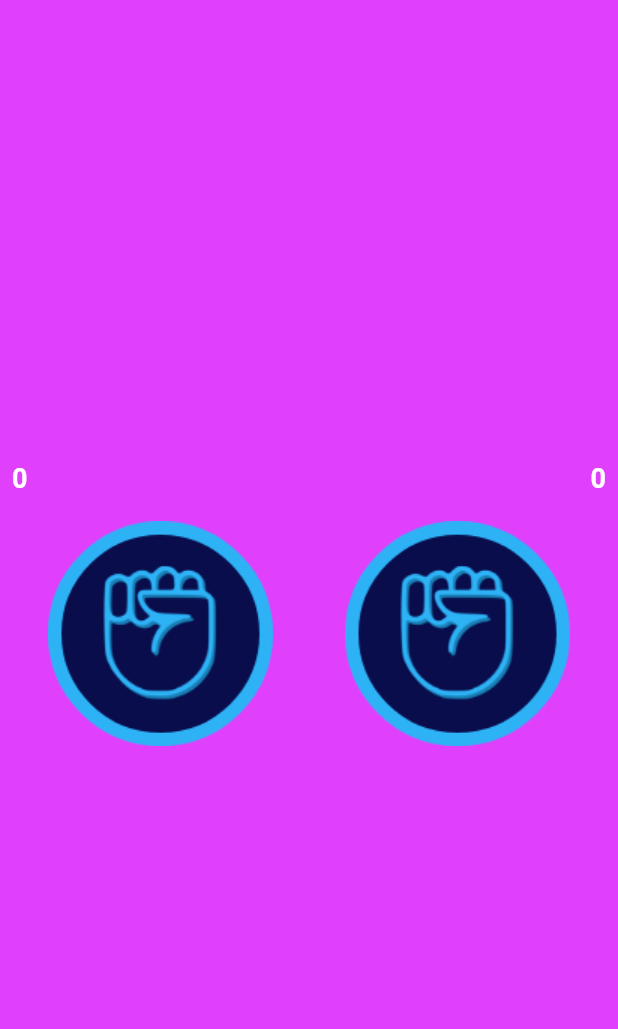
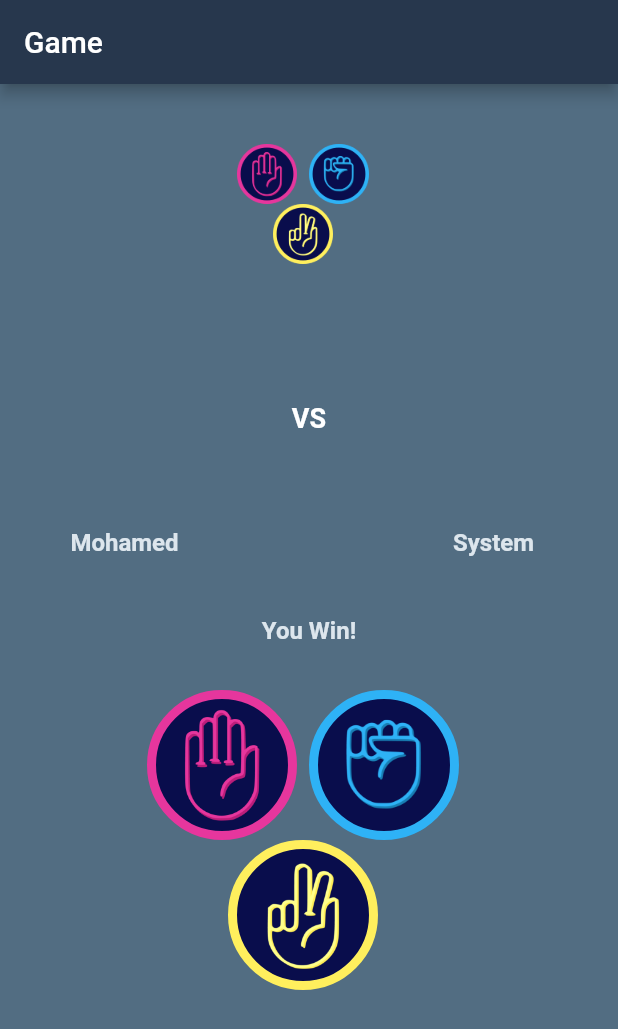
Before and after one commit to hamo3d/assignment6_mohamed_abed_all, a Flutter app: the screen it shows after launch, on a phone screen of 412 x 824 dp. Shown: the top 1029 px of the screen. Run offline on Flutter 3.47's test engine with Material 2 defaults, Android fonts, the phone set to English and light mode, and no system bars.

Commit message:
update code

```diff
--- /dev/null
+++ b/lib/animate.dart
@@ -0,0 +1,58 @@
+import 'dart:async';
+
+import 'package:flutter/material.dart';
+
+void main() => runApp(const MyAnimate());
+
+class MyAnimate extends StatefulWidget {
+  const MyAnimate({Key? key}) : super(key: key);
+
+  @override
+  State<MyAnimate> createState() => _MyAnimateState();
+}
+
+class _MyAnimateState extends State<MyAnimate> {
+  double scale = 1;
+  double turns = 0;
+
+
+  Duration duration = const Duration(milliseconds: 250);
+
+  @override
+  Widget build(BuildContext context) {
+    return MaterialApp(
+      home: Scaffold(
+        body: Center(
+          child: AnimatedRotation(
+            turns: turns,
+            duration: Duration(seconds: 2),
+            curve: Curves.fastLinearToSlowEaseIn,
+            child: AnimatedScale(
+              duration: duration,
+              scale: scale,
+              // curve: Curves.easeInBack,
+              child: TextButton(
+                onPressed: () {
+                  setState(() {
+                    scale = 2;
+                    turns += 1;
+                  });
+
+                  Timer(duration, () {
+                    setState(() {
+                      scale = 1;
+                      turns += 1 ;
+                    });
+                  });
+                },
+                child: const Icon(
+                  Icons.access_alarm,size: 56,
+                ),
+              ),
+            ),
+          ),
+        ),
+      ),
+    );
+  }
+}
--- a/lib/main.dart
+++ b/lib/main.dart
@@ -1,3 +1,4 @@
+import 'dart:async';
 import 'dart:math';
 
 import 'package:flutter/material.dart';
@@ -13,8 +14,12 @@ class MyApp extends StatefulWidget {
 
 int start = 1;
 int end = 1;
-int _user = 0;
-int _com = 0;
+
+double scale = 1;
+double scaleSystem = 0;
+double scaleMohamed = 0;
+double turns = 0;
+
 
 class _MyAppState extends State<MyApp> {
   @override
@@ -22,7 +27,7 @@ class _MyAppState extends State<MyApp> {
     // TODO: implement initState
     super.initState();
     start = Random().nextInt(3) + 1;
-    end = Random().nextInt(3) + 1;
+
   }
 
   @override
@@ -30,72 +35,189 @@ class _MyAppState extends State<MyApp> {
     return MaterialApp(
       debugShowCheckedModeBanner: false,
       home: Scaffold(
-        backgroundColor: Colors.purpleAccent,
-        body: SafeArea(
-          child: Padding(
-            padding: const EdgeInsets.all(8.0),
+        backgroundColor: const Color(0xff526D82),
+        appBar: AppBar(
+          backgroundColor: const Color(0xff27374D),
+          title: const Text("Game"),
+        ),
+        body: Padding(
+          padding: const EdgeInsets.symmetric(vertical: 40),
           child: Column(
-              crossAxisAlignment: CrossAxisAlignment.center,
+            children: [
+              AnimatedRotation(
+                turns: turns,
+                duration: Duration(seconds: 2),
+                curve: Curves.decelerate,
+                child: AnimatedScale(
+                  scale: scale,
+                  duration: Duration(seconds: 1),
+                  child: Column(
+                    children: [
+                      Row(
                         mainAxisAlignment: MainAxisAlignment.center,
                         children: [
-                Row(
+                          Container(
+                            margin: const EdgeInsets.only(right: 8),
+                            width: 40,
+                            height: 40,
+                            child: Image.asset("images/paper_1.png"),
+                          ),
+                          Container(
+                            margin: const EdgeInsets.only(right: 8),
+                            width: 40,
+                            height: 40,
+                            child: Image.asset("images/paper_2.png"),
+                          ),
+                        ],
+                      ),
+                      Column(
+                        mainAxisAlignment: MainAxisAlignment.center,
+                        children: [
+                          Container(
+                            margin: const EdgeInsets.only(right: 8),
+                            width: 40,
+                            height: 40,
+                            child: Image.asset("images/paper_3.png"),
+                          ),
+                    ],
+                  )
+
+                    ],
+                  ),
+                ),
+              ),
+              Padding(
+                padding: const EdgeInsetsDirectional.symmetric(vertical: 10),
+                child: Row(
                   mainAxisAlignment: MainAxisAlignment.spaceBetween,
                   children: [
-                    Text(
-                      _user.toString(),
-                      style: TextStyle(
-                          fontWeight: FontWeight.bold,
-                          fontSize: 18,
-                          color: Colors.white),
-                    ),
-                    Text(_com.toString(),
-                        style: TextStyle(
-                            fontWeight: FontWeight.bold,
-                            fontSize: 18,
-                            color: Colors.white)),
-                  ],
-                ),
-                Padding(
-                  padding: EdgeInsetsDirectional.symmetric(vertical: 10),
-                  child: Row(
+                    Column(
                       children: [
-                      Expanded(
+                        AnimatedScale(
+                          scale: scaleSystem,
+                          duration: Duration(seconds: 1),
                           child: TextButton(
                             onPressed: () {
                               setState(() {
-                              start = Random().nextInt(3) + 1;
-                              end = Random().nextInt(3) + 1;
-                              if(start == 1 && end == 2){
-                                _user++;
-                              }else if(end == 1 && start == 2){
-                                _com++;
-                              }
+
                               });
                             },
                             child: Image.asset("images/paper_$start.png"),
                           ),
                         ),
-                      Expanded(
+                        const SizedBox(
+                          width: 10,
+                        ),
+                        const Text(
+                          "Mohamed",
+                          style: TextStyle(
+                              color: Color(0xffDDE6ED),
+                              fontWeight: FontWeight.bold,
+                              fontSize: 16),
+                        ),
+                      ],
+                    ),
+                    const Text(
+                      "VS",
+                      style: TextStyle(
+                          color: Colors.white,
+                          fontSize: 18,
+                          fontWeight: FontWeight.bold),
+                    ),
+                    Column(
+                      children: [
+                        AnimatedScale(
+                          scale: scaleSystem,
+                          duration: Duration(seconds: 1),
                           child: TextButton(
                             onPressed: () {
                               setState(() {
+                                }
+                              );
+                            },
+                            child: Image.asset("images/paper_$end.png"),
+                          ),
+                        ),
+                        const SizedBox(
+                          width: 10,
+                        ),
+                        const Text(
+                          "System",
+                          style: TextStyle(
+                              color: Color(0xffDDE6ED),
+                              fontWeight: FontWeight.bold,
+                              fontSize: 16),
+                        ),
+                      ],
+                    )
+                  ],
+                ),
+              ),
+              const SizedBox(
+                height: 30,
+              ),
+              const Text(
+                "You Win!",
+                style: TextStyle(
+                    color: Color(0xffDDE6ED),
+                    fontWeight: FontWeight.bold,
+                    fontSize: 16),
+              ),
+              const SizedBox(
+                height: 30,
+              ),
+              Row(
+                mainAxisAlignment: MainAxisAlignment.center,
+                children: [
+                  InkWell(
+
+                    onTap: (){
+                      setState(() {
+                        setState(() {
+                          scaleSystem = 0;
+                          scaleMohamed = 0;
+                          Timer(Duration(seconds: 1), () {
+                            setState(() {
+                              scale = 1;
+                              turns += 5 ;
+                              scaleSystem = 1;
                               start = Random().nextInt(3) + 1;
-                              end = Random().nextInt(3) + 1;
-                              if(start == 1 && end == 2){
-                                _user++;
-                              }else if(end == 1 && start == 2){
-                                _com++;
-                              }
+                              end = Random().nextInt(3) +1;
+                            });
+                          });
+
+
+
+                        });
                       });
                     },
-                          child: Image.asset("images/paper_$start.png"),
+                    child: Container(
+                      margin: const EdgeInsets.only(right: 8),
+                      width: 100,
+                      height: 100,
+                      child: Image.asset("images/paper_1.png"),
                     ),
+                  ),
+                  Container(
+                    margin: const EdgeInsets.only(right: 8),
+                    width: 100,
+                    height: 100,
+                    child: Image.asset("images/paper_2.png"),
                   ),
                 ],
               ),
-                )
+              Column(
+                mainAxisAlignment: MainAxisAlignment.center,
+                children: [
+                  Container(
+                    margin: const EdgeInsets.only(right: 8),
+                    width: 100,
+                    height: 100,
+                    child: Image.asset("images/paper_3.png"),
+                  ),
                 ],
               ),
+            ],
           ),
         ),
       ),
```
Also changed, not shown: pubspec.lock, 1 other file. Lines whose indentation alone changed are shown as unchanged.
